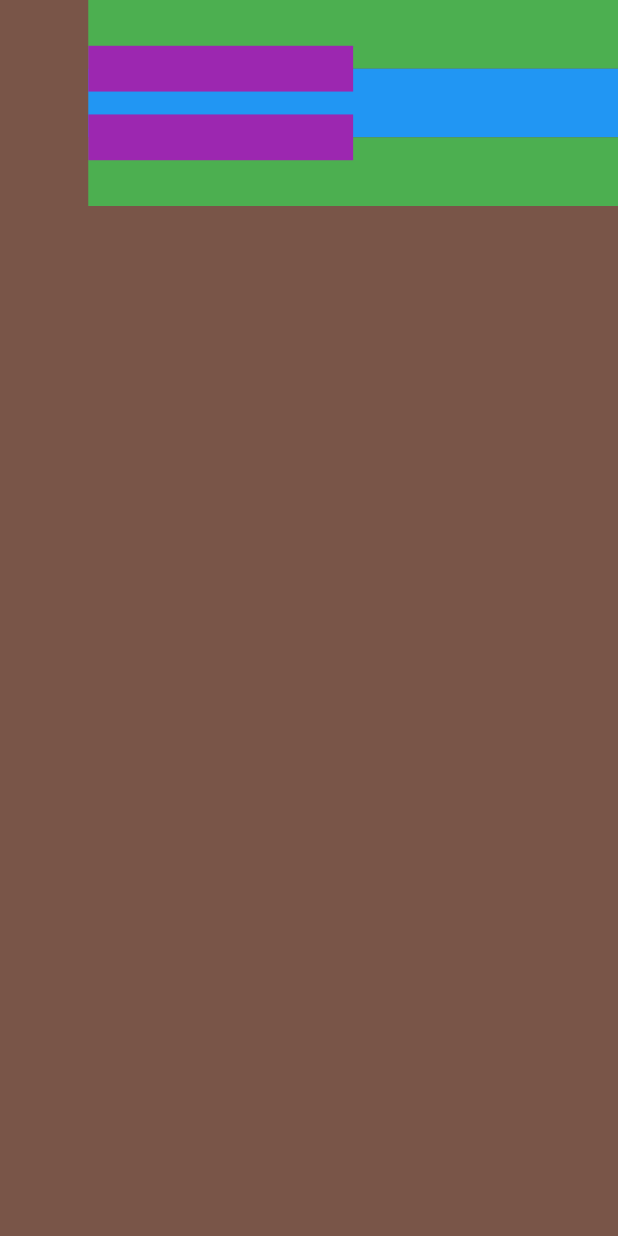
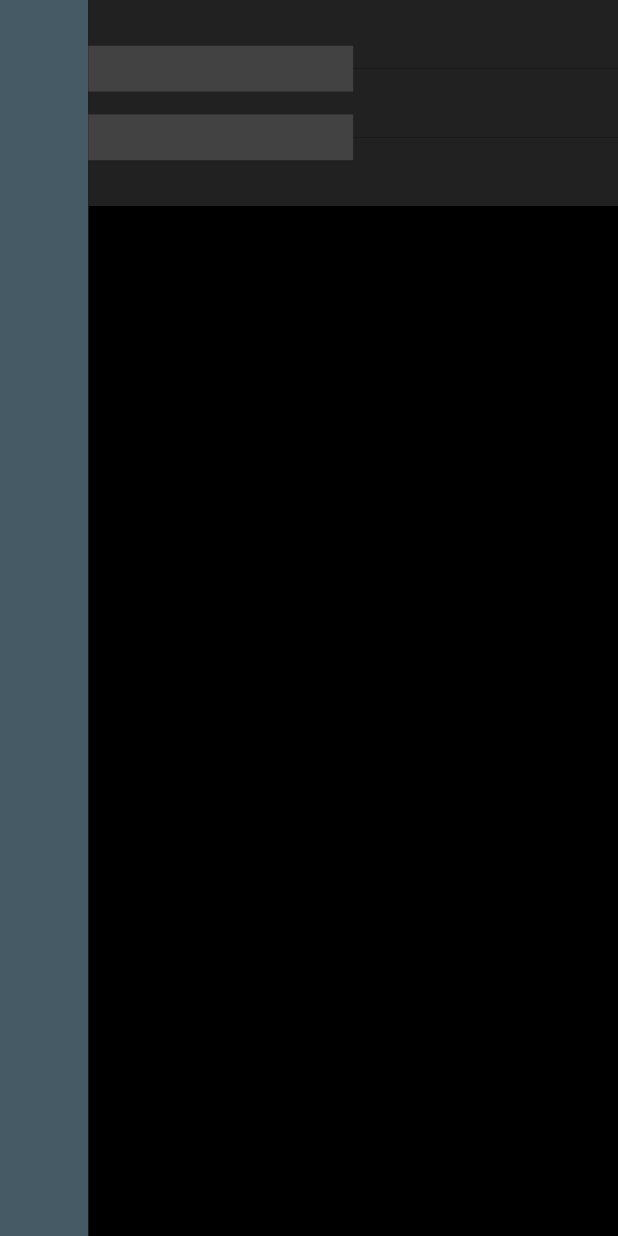
Before and after one commit to efraimkaov/ftstack, a Flutter app: the screen it shows after launch, on a phone screen of 412 x 824 dp. Run offline on Flutter 3.47's test engine with Material 3 defaults, Android fonts, the light colour scheme and no system bars.

Commit message:
first commit

```diff
--- a/lib/main.dart
+++ b/lib/main.dart
@@ -19,7 +19,7 @@ class LayoutBuilderExample extends StatelessWidget {
   @override
   Widget build(BuildContext context) {
     return Scaffold(
-      backgroundColor: Colors.brown,
+      backgroundColor: Colors.black,
       body: SafeArea(
         child: LayoutBuilder(
           builder: (BuildContext context, BoxConstraints constraints) {
@@ -48,11 +48,20 @@ class LayoutBuilderExample extends StatelessWidget {
                 children: [
                   Positioned(
                     top: whiteHeight * 0,
+                    left: 0,
+                    width: constraints.maxWidth / 7 * 1,
+                    height: constraints.maxHeight,
+                    child: Container(
+                      color: Colors.blueGrey.shade700,
+                    ),
+                  ),
+                  Positioned(
+                    top: whiteHeight * 0,
                     left: constraints.maxWidth / 7,
                     width: constraints.maxWidth / 7 * 6,
                     height: whiteHeight,
                     child: Container(
-                      color: Colors.green,
+                      color: Colors.grey.shade900,
                     ),
                   ),
                   Positioned(
@@ -61,7 +70,7 @@ class LayoutBuilderExample extends StatelessWidget {
                     width: constraints.maxWidth / 7 * 6,
                     height: whiteHeight,
                     child: Container(
-                      color: Colors.blue,
+                      color: Colors.grey.shade900,
                     ),
                   ),
                   Positioned(
@@ -70,7 +79,7 @@ class LayoutBuilderExample extends StatelessWidget {
                     width: constraints.maxWidth / 7 * 6,
                     height: whiteHeight,
                     child: Container(
-                      color: Colors.green,
+                      color: Colors.grey.shade900,
                     ),
                   ),
                   Positioned(
@@ -79,7 +88,7 @@ class LayoutBuilderExample extends StatelessWidget {
                     width: constraints.maxWidth / 7 * 3,
                     height: blackHeight,
                     child: Container(
-                      color: Colors.purple,
+                      color: Colors.grey.shade800,
                     ),
                   ),
                   Positioned(
@@ -88,7 +97,7 @@ class LayoutBuilderExample extends StatelessWidget {
                     width: constraints.maxWidth / 7 * 3,
                     height: blackHeight,
                     child: Container(
-                      color: Colors.purple,
+                      color: Colors.grey.shade800,
                     ),
                   ),
                 ],
```
Also changed, not shown: 3 other files.
